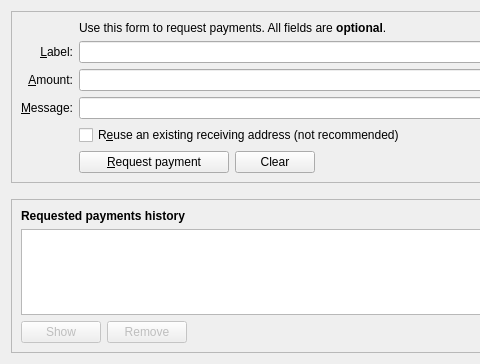
Qt form src/qt/forms/receivecoinsdialog.ui (carboncointrust/CarboncoinCore) before a commit; both pictures show x 0 to 480 and y 0 to 364 of the 776 by 364 pixel window.
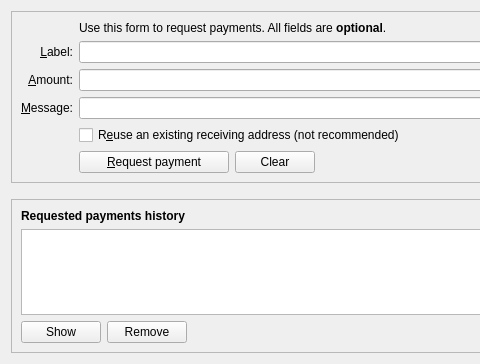
The same form after that commit. Icons and pictures are not drawn. Custom widgets are drawn as their Qt base class.

What changed in the file:
```diff
--- a/src/qt/forms/receivecoinsdialog.ui
+++ b/src/qt/forms/receivecoinsdialog.ui
@@ -254,9 +254,6 @@
        <layout class="QHBoxLayout" name="horizontalLayout_2">
         <item>
          <widget class="QPushButton" name="showRequestButton">
-          <property name="enabled">
-           <bool>false</bool>
-          </property>
           <property name="toolTip">
            <string>Show the selected request (does the same as double clicking an entry)</string>
           </property>
@@ -267,16 +264,10 @@
            <iconset resource="../carboncoin.qrc">
             <normaloff>:/icons/edit</normaloff>:/icons/edit</iconset>
           </property>
-          <property name="autoDefault">
-           <bool>false</bool>
-          </property>
          </widget>
         </item>
         <item>
          <widget class="QPushButton" name="removeRequestButton">
-          <property name="enabled">
-           <bool>false</bool>
-          </property>
           <property name="toolTip">
            <string>Remove the selected entries from the list</string>
           </property>
@@ -287,9 +278,6 @@
            <iconset resource="../carboncoin.qrc">
             <normaloff>:/icons/remove</normaloff>:/icons/remove</iconset>
           </property>
-          <property name="autoDefault">
-           <bool>false</bool>
-          </property>
          </widget>
         </item>
         <item>
```
Left out of the diff: 20 changed lines with no effect on the pictures. Lines whose indentation alone changed are shown as unchanged.
